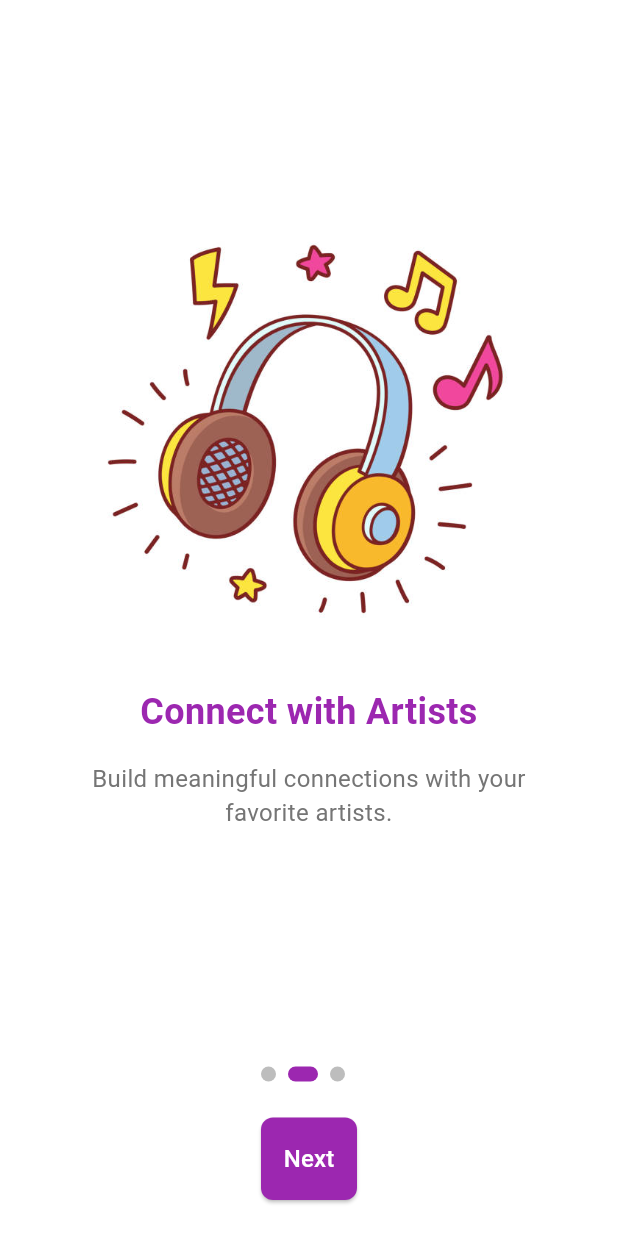
After one commit to kripesh03/SonicSummitMobileApp, a Flutter app: the OnboardingView screen opened directly, after a tap on "Next", on a phone screen of 412 x 824 dp. The commit adds this screen. Run offline on Flutter 3.47's test engine with Material 3 defaults, Android fonts, the phone set to English and light mode, and no system bars.

Commit message:
on board added

```diff
--- a/lib/main.dart
+++ b/lib/main.dart
@@ -1,5 +1,6 @@
 import 'package:flutter/material.dart';
 import 'package:sonic_summit_mobile_app/view/login_view.dart';
+import 'package:sonic_summit_mobile_app/view/onboard_view.dart';
 import 'package:sonic_summit_mobile_app/view/registration_view.dart';
 import 'package:sonic_summit_mobile_app/view/splash_screen_view.dart';
 
--- /dev/null
+++ b/lib/view/onboard_view.dart
@@ -0,0 +1,147 @@
+import 'package:flutter/material.dart';
+import 'package:sonic_summit_mobile_app/view/login_view.dart';
+import 'package:sonic_summit_mobile_app/view/registration_view.dart';
+
+class OnboardingView extends StatefulWidget {
+  @override
+  _OnboardingViewState createState() => _OnboardingViewState();
+}
+
+class _OnboardingViewState extends State<OnboardingView> {
+  final PageController _pageController = PageController();
+  int currentPage = 0;
+
+  final List<Map<String, String>> onboardingData = [
+    {
+      "image": "assets/images/music_1.jpg",
+      "title": "Explore Music Globally",
+      "description":
+          "Discover music from artists around the world at your fingertips."
+    },
+    {
+      "image": "assets/images/music_2.jpg",
+      "title": "Connect with Artists",
+      "description": "Build meaningful connections with your favorite artists."
+    },
+    {
+      "image": "assets/images/music_3.jpg",
+      "title": "Experience Live Events",
+      "description":
+          "Join live events and feel the rhythm of the music community."
+    },
+  ];
+
+  @override
+  Widget build(BuildContext context) {
+    return Scaffold(
+      backgroundColor: Colors.white,
+      body: Column(
+        children: [
+          Expanded(
+            child: PageView.builder(
+              controller: _pageController,
+              onPageChanged: (index) {
+                setState(() {
+                  currentPage = index;
+                });
+              },
+              itemCount: onboardingData.length,
+              itemBuilder: (context, index) {
+                return Column(
+                  mainAxisAlignment: MainAxisAlignment.center,
+                  children: [
+                    Image.asset(
+                      onboardingData[index]["image"]!,
+                      height: 300,
+                    ),
+                    SizedBox(height: 24),
+                    Text(
+                      onboardingData[index]["title"]!,
+                      style: TextStyle(
+                        fontSize: 24,
+                        fontWeight: FontWeight.bold,
+                        color: Colors.purple,
+                      ),
+                      textAlign: TextAlign.center,
+                    ),
+                    SizedBox(height: 16),
+                    Padding(
+                      padding: const EdgeInsets.symmetric(horizontal: 32.0),
+                      child: Text(
+                        onboardingData[index]["description"]!,
+                        style: TextStyle(
+                          fontSize: 16,
+                          color: Colors.grey[600],
+                        ),
+                        textAlign: TextAlign.center,
+                      ),
+                    ),
+                  ],
+                );
+              },
+            ),
+          ),
+          Padding(
+            padding:
+                const EdgeInsets.symmetric(horizontal: 16.0, vertical: 24.0),
+            child: Column(
+              children: [
+                Row(
+                  mainAxisAlignment: MainAxisAlignment.center,
+                  children: List.generate(
+                    onboardingData.length,
+                    (index) => buildDot(index: index),
+                  ),
+                ),
+                SizedBox(height: 24),
+                ElevatedButton(
+                  onPressed: () {
+                    if (currentPage == onboardingData.length - 1) {
+                      Navigator.push(
+                        context,
+                        MaterialPageRoute(
+                          builder: (context) => LoginView(),
+                        ),
+                      );
+                    } else {
+                      _pageController.nextPage(
+                        duration: Duration(milliseconds: 300),
+                        curve: Curves.easeInOut,
+                      );
+                    }
+                  },
+                  style: ElevatedButton.styleFrom(
+                    backgroundColor: Colors.purple,
+                    shape: RoundedRectangleBorder(
+                      borderRadius: BorderRadius.circular(8),
+                    ),
+                    padding: EdgeInsets.symmetric(vertical: 16),
+                  ),
+                  child: Text(
+                    currentPage == onboardingData.length - 1
+                        ? "Get Started"
+                        : "Next",
+                    style: TextStyle(color: Colors.white, fontSize: 16),
+                  ),
+                ),
+              ],
+            ),
+          ),
+        ],
+      ),
+    );
+  }
+
+  Widget buildDot({required int index}) {
+    return AnimatedContainer(
+      duration: Duration(milliseconds: 300),
+      margin: EdgeInsets.only(right: 8),
+      height: 10,
+      width: currentPage == index ? 20 : 10,
+      decoration: BoxDecoration(
+        color: currentPage == index ? Colors.purple : Colors.grey[400],
+        borderRadius: BorderRadius.circular(5),
+      ),
+    );
+  }
+}
```
Also changed, not shown: assets/images/music_1.jpg (added), assets/images/music_2.jpg (added), assets/images/music_3.jpg (added).
